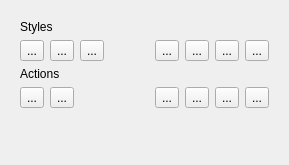
KDE/krita, file libs/flake/tools/PathToolOptionWidgetBase.ui: the form before one commit.
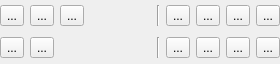
The form after the commit. The open tabs and pages were chosen to show the change.

Commit message: save some more space vertically

```diff
--- a/libs/flake/tools/PathToolOptionWidgetBase.ui
+++ b/libs/flake/tools/PathToolOptionWidgetBase.ui
@@ -5,11 +5,17 @@
    <rect>
     <x>0</x>
     <y>0</y>
-    <width>289</width>
-    <height>165</height>
+    <width>280</width>
+    <height>64</height>
    </rect>
   </property>
   <layout class="QVBoxLayout" name="verticalLayout" >
+   <property name="spacing" >
+    <number>0</number>
+   </property>
+   <property name="margin" >
+    <number>0</number>
+   </property>
    <item>
     <widget class="QStackedWidget" name="stackedWidget" >
      <property name="sizePolicy" >
@@ -22,44 +28,32 @@
       <number>0</number>
      </property>
      <widget class="QWidget" name="pathPage" >
-      <property name="geometry" >
-       <rect>
-        <x>0</x>
-        <y>0</y>
-        <width>281</width>
-        <height>138</height>
-       </rect>
-      </property>
       <layout class="QGridLayout" name="gridLayout" >
-       <item row="0" column="0" colspan="2" >
-        <widget class="QLabel" name="label" >
-         <property name="text" >
-          <string>Styles</string>
-         </property>
-        </widget>
-       </item>
-       <item row="1" column="0" >
+       <property name="margin" >
+        <number>0</number>
+       </property>
+       <item row="0" column="0" >
         <widget class="QToolButton" name="corner" >
          <property name="text" >
           <string>...</string>
          </property>
         </widget>
        </item>
-       <item row="1" column="1" >
+       <item row="0" column="1" >
         <widget class="QToolButton" name="smooth" >
          <property name="text" >
           <string>...</string>
          </property>
         </widget>
        </item>
-       <item row="1" column="2" >
+       <item row="0" column="2" >
         <widget class="QToolButton" name="symmetric" >
          <property name="text" >
           <string>...</string>
          </property>
         </widget>
        </item>
-       <item row="1" column="3" >
+       <item row="0" column="3" >
         <spacer>
          <property name="orientation" >
           <enum>Qt::Horizontal</enum>
@@ -72,96 +66,90 @@
          </property>
         </spacer>
        </item>
-       <item row="1" column="4" >
+       <item row="0" column="5" >
         <widget class="QToolButton" name="lineSegment" >
          <property name="text" >
           <string>...</string>
          </property>
         </widget>
        </item>
-       <item row="1" column="5" >
+       <item row="0" column="6" >
         <widget class="QToolButton" name="curveSegment" >
          <property name="text" >
           <string>...</string>
          </property>
         </widget>
        </item>
-       <item row="1" column="6" >
+       <item row="0" column="7" >
         <widget class="QToolButton" name="linePoint" >
          <property name="text" >
           <string>...</string>
          </property>
         </widget>
        </item>
-       <item row="1" column="7" >
+       <item row="0" column="8" >
         <widget class="QToolButton" name="curvePoint" >
          <property name="text" >
           <string>...</string>
          </property>
         </widget>
        </item>
-       <item row="2" column="0" colspan="2" >
-        <widget class="QLabel" name="label_2" >
-         <property name="text" >
-          <string>Actions</string>
-         </property>
-        </widget>
-       </item>
-       <item row="3" column="0" >
+       <item row="1" column="0" >
         <widget class="QToolButton" name="addPoint" >
          <property name="text" >
           <string>...</string>
          </property>
         </widget>
        </item>
-       <item row="3" column="1" >
+       <item row="1" column="1" >
         <widget class="QToolButton" name="removePoint" >
          <property name="text" >
           <string>...</string>
          </property>
         </widget>
        </item>
-       <item row="3" column="2" colspan="2" >
-        <spacer name="horizontalSpacer_2" >
-         <property name="orientation" >
-          <enum>Qt::Horizontal</enum>
-         </property>
-         <property name="sizeHint" stdset="0" >
-          <size>
-           <width>83</width>
-           <height>20</height>
-          </size>
-         </property>
-        </spacer>
-       </item>
-       <item row="3" column="4" >
+       <item row="1" column="5" >
         <widget class="QToolButton" name="breakPoint" >
          <property name="text" >
           <string>...</string>
          </property>
         </widget>
        </item>
-       <item row="3" column="5" >
+       <item row="1" column="6" >
         <widget class="QToolButton" name="breakSegment" >
          <property name="text" >
           <string>...</string>
          </property>
         </widget>
        </item>
-       <item row="3" column="6" >
+       <item row="1" column="7" >
         <widget class="QToolButton" name="joinSegment" >
          <property name="text" >
           <string>...</string>
          </property>
         </widget>
        </item>
-       <item row="3" column="7" >
+       <item row="1" column="8" >
         <widget class="QToolButton" name="mergePoints" >
          <property name="text" >
           <string>...</string>
          </property>
         </widget>
        </item>
+       <item row="0" column="4" >
+        <widget class="Line" name="line" >
+         <property name="orientation" >
+          <enum>Qt::Vertical</enum>
+         </property>
+        </widget>
+       </item>
+       <item row="1" column="4" >
+        <widget class="Line" name="line_2" >
+         <property name="orientation" >
+          <enum>Qt::Vertical</enum>
+         </property>
+        </widget>
+       </item>
       </layout>
      </widget>
      <widget class="QWidget" name="parameterPage" >
@@ -220,19 +208,6 @@
      </widget>
     </widget>
    </item>
-   <item>
-    <spacer>
-     <property name="orientation" >
-      <enum>Qt::Vertical</enum>
-     </property>
-     <property name="sizeHint" stdset="0" >
-      <size>
-       <width>20</width>
-       <height>40</height>
-      </size>
-     </property>
-    </spacer>
-   </item>
   </layout>
  </widget>
  <resources/>
```
Left out of the diff: 23 changed lines with no effect on the pictures.
